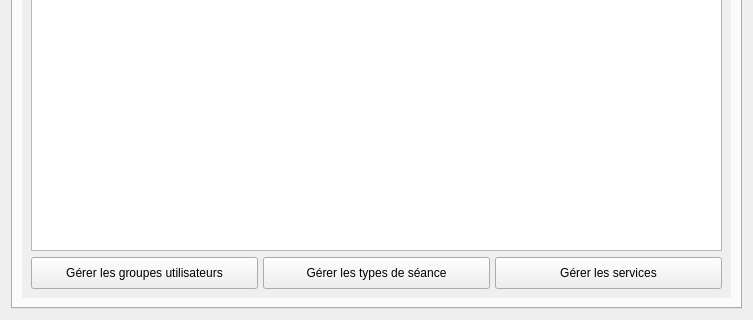
First picture: the form in client/src/editors/ProjectWidget.ui, repository introlab/openteraplus, before the edit; both pictures show x 0 to 753 and y 451 to 771 of the 753 by 771 pixel window.
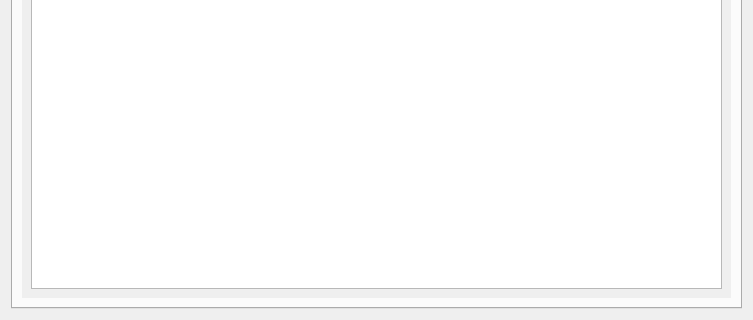
Second picture: the form after the edit. Icons and pictures are not drawn. Custom widgets are drawn as their Qt base class.

Commit message: Refs #1. Revised SessionWidget.

```diff
--- a/client/src/editors/ProjectWidget.ui
+++ b/client/src/editors/ProjectWidget.ui
@@ -295,8 +295,8 @@
            <rect>
             <x>0</x>
             <y>0</y>
-            <width>713</width>
-            <height>522</height>
+            <width>717</width>
+            <height>529</height>
            </rect>
           </property>
           <attribute name="label">
@@ -571,113 +571,6 @@
              </item>
             </layout>
            </item>
-           <item>
-            <layout class="QVBoxLayout" name="verticalLayout_9">
-             <property name="spacing">
-              <number>5</number>
-             </property>
-             <item>
-              <layout class="QHBoxLayout" name="horizontalLayout_5">
-               <item>
-                <widget class="QPushButton" name="btnManageUserGroups">
-                 <property name="sizePolicy">
-                  <sizepolicy hsizetype="Expanding" vsizetype="Fixed">
-                   <horstretch>0</horstretch>
-                   <verstretch>0</verstretch>
-                  </sizepolicy>
-                 </property>
-                 <property name="minimumSize">
-                  <size>
-                   <width>200</width>
-                   <height>32</height>
-                  </size>
-                 </property>
-                 <property name="maximumSize">
-                  <size>
-                   <width>16777215</width>
-                   <height>16777215</height>
-                  </size>
-                 </property>
-                 <property name="cursor">
-                  <cursorShape>PointingHandCursor</cursorShape>
-                 </property>
-                 <property name="text">
-                  <string>Gérer les groupes utilisateurs</string>
-                 </property>
-                 <property name="icon">
-                  <iconset resource="../../resources/TeraClient.qrc">
-                   <normaloff>:/icons/usergroup.png</normaloff>:/icons/usergroup.png</iconset>
-                 </property>
-                </widget>
-               </item>
-               <item>
-                <widget class="QPushButton" name="btnManageSessionTypes">
-                 <property name="sizePolicy">
-                  <sizepolicy hsizetype="Expanding" vsizetype="Fixed">
-                   <horstretch>0</horstretch>
-                   <verstretch>0</verstretch>
-                  </sizepolicy>
-                 </property>
-                 <property name="minimumSize">
-                  <size>
-                   <width>200</width>
-                   <height>32</height>
-                  </size>
-                 </property>
-                 <property name="maximumSize">
-                  <size>
-                   <width>16777215</width>
-                   <height>16777215</height>
-                  </size>
-                 </property>
-                 <property name="cursor">
-                  <cursorShape>PointingHandCursor</cursorShape>
-                 </property>
-                 <property name="text">
-                  <string>Gérer les types de séance</string>
-                 </property>
-                 <property name="icon">
-                  <iconset resource="../../resources/TeraClient.qrc">
-                   <normaloff>:/icons/session_type.png</normaloff>:/icons/session_type.png</iconset>
-                 </property>
-                </widget>
-               </item>
-               <item>
-                <widget class="QPushButton" name="btnManageServices">
-                 <property name="sizePolicy">
-                  <sizepolicy hsizetype="Expanding" vsizetype="Fixed">
-                   <horstretch>0</horstretch>
-                   <verstretch>0</verstretch>
-                  </sizepolicy>
-                 </property>
-                 <property name="minimumSize">
-                  <size>
-                   <width>200</width>
-                   <height>32</height>
-                  </size>
-                 </property>
-                 <property name="maximumSize">
-                  <size>
-                   <width>16777215</width>
-                   <height>16777215</height>
-                  </size>
-                 </property>
-                 <property name="cursor">
-                  <cursorShape>PointingHandCursor</cursorShape>
-                 </property>
-                 <property name="text">
-                  <string>Gérer les services</string>
-                 </property>
-                 <property name="icon">
-                  <iconset resource="../../resources/TeraClient.qrc">
-                   <normaloff>:/icons/service.png</normaloff>:/icons/service.png</iconset>
-                 </property>
-                </widget>
-               </item>
-              </layout>
-             </item>
-            </layout>
-           </item>
           </layout>
          </widget>
         </widget>
@@ -1024,6 +917,14 @@
    <header>TeraForm.h</header>
    <container>1</container>
   </customwidget>
+  <customwidget>
+   <class>ClickableLabel</class>
+   <extends>QLabel</extends>
+   <header>ClickableLabel.h</header>
+   <slots>
+    <signal>clicked()</signal>
+   </slots>
+  </customwidget>
  </customwidgets>
  <resources>
   <include location="../../resources/TeraClient.qrc"/>
```
Left out of the diff: 4 changed lines with no effect on the pictures. The commit also changes 15 other files.
